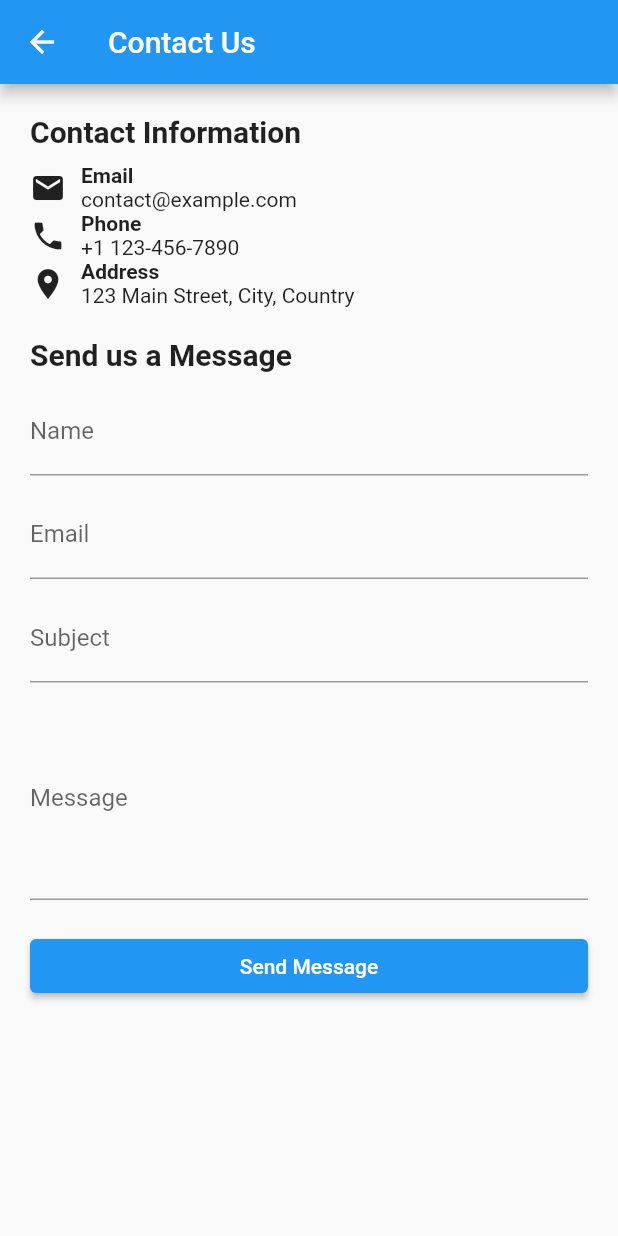
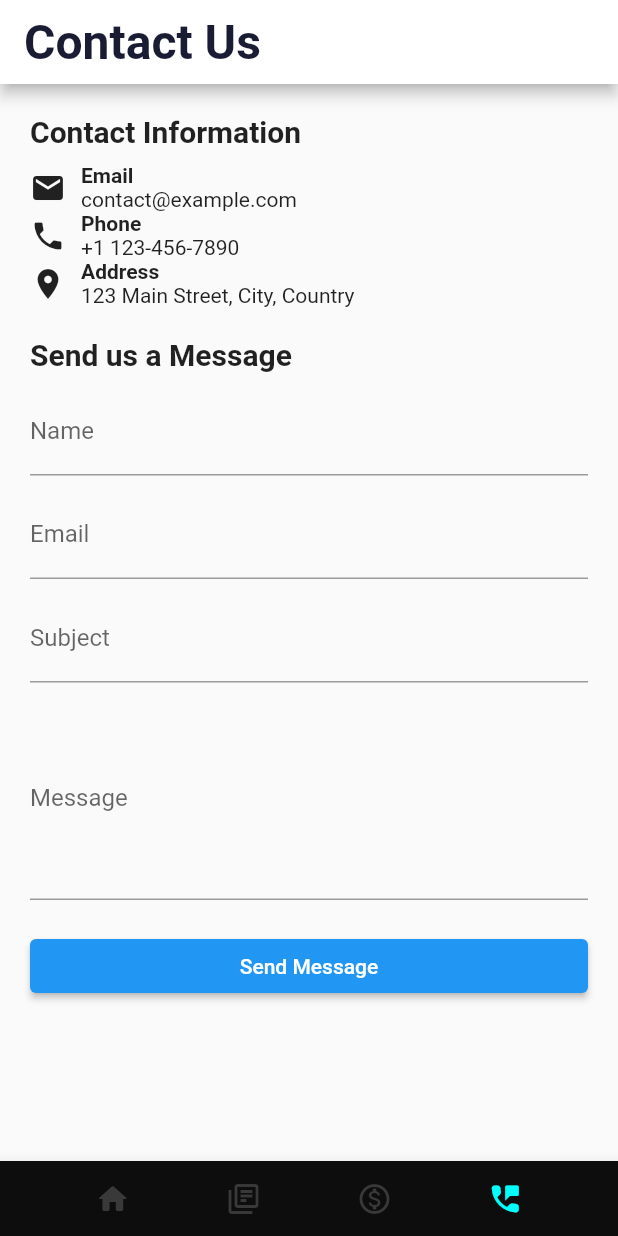
Before and after one commit to sultan5599/Purecode, a Flutter app: the ContactUsPage screen opened directly, on a phone screen of 412 x 824 dp. Run offline on Flutter 3.47's test engine with Material 2 defaults, Android fonts, the light colour scheme and no system bars; our stand-ins replace device_preview; network calls fail; Roboto replaces fonts that are missing (Poppins).

Commit message:
Update ContactPage.dart

```diff
--- a/lib/ContactPage.dart
+++ b/lib/ContactPage.dart
@@ -1,36 +1,53 @@
 import 'package:flutter/material.dart';
+import 'PricingPage.dart';
+import 'homePage.dart';
+import 'our_service_app.dart';
 
 class ContactUsPage extends StatelessWidget {
+  const ContactUsPage({super.key});
+
   @override
   Widget build(BuildContext context) {
     return Scaffold(
       appBar: AppBar(
-        title: Text('Contact Us'),
+        backgroundColor: Colors.white,
+        title: const Text(
+          'Contact Us',
+          style: TextStyle(
+            color: Color(0xFF191C32),
+            fontFamily: 'Poppins',
+            fontWeight: FontWeight.w600,
+            fontSize: 32,
+          ),
+        ),
+        centerTitle: false,
+        automaticallyImplyLeading: false,
       ),
       body: Padding(
         padding: const EdgeInsets.all(20.0),
         child: Column(
           crossAxisAlignment: CrossAxisAlignment.stretch,
           children: [
-            Text(
+            const Text(
               'Contact Information',
               style: TextStyle(fontSize: 20, fontWeight: FontWeight.bold),
             ),
-            SizedBox(height: 10),
+            const SizedBox(height: 10),
             _buildContactInfoItem(Icons.email, 'Email', 'contact@example.com'),
             _buildContactInfoItem(Icons.phone, 'Phone', '+1 123-456-7890'),
             _buildContactInfoItem(
                 Icons.location_on, 'Address', '123 Main Street, City, Country'),
-            SizedBox(height: 20),
-            Text(
+            const SizedBox(height: 20),
+            const Text(
               'Send us a Message',
               style: TextStyle(fontSize: 20, fontWeight: FontWeight.bold),
             ),
-            SizedBox(height: 10),
+            const SizedBox(height: 10),
             _buildMessageForm(),
           ],
         ),
       ),
+      bottomNavigationBar: _buildBottomNavigationBar(context),
     );
   }
 
@@ -38,11 +55,11 @@ class ContactUsPage extends StatelessWidget {
     return Row(
       children: [
         Icon(icon),
-        SizedBox(width: 10),
+        const SizedBox(width: 10),
         Column(
           crossAxisAlignment: CrossAxisAlignment.start,
           children: [
-            Text(title, style: TextStyle(fontWeight: FontWeight.bold)),
+            Text(title, style: const TextStyle(fontWeight: FontWeight.bold)),
             Text(info),
           ],
         ),
@@ -55,37 +72,89 @@ class ContactUsPage extends StatelessWidget {
       crossAxisAlignment: CrossAxisAlignment.stretch,
       children: [
         TextFormField(
-          decoration: InputDecoration(
+          decoration: const InputDecoration(
             labelText: 'Name',
           ),
         ),
-        SizedBox(height: 10),
+        const SizedBox(height: 10),
         TextFormField(
-          decoration: InputDecoration(
+          decoration: const InputDecoration(
             labelText: 'Email',
           ),
         ),
-        SizedBox(height: 10),
+        const SizedBox(height: 10),
         TextFormField(
-          decoration: InputDecoration(
+          decoration: const InputDecoration(
             labelText: 'Subject',
           ),
         ),
-        SizedBox(height: 10),
+        const SizedBox(height: 10),
         TextFormField(
           maxLines: 5,
-          decoration: InputDecoration(
+          decoration: const InputDecoration(
             labelText: 'Message',
           ),
         ),
-        SizedBox(height: 20),
+        const SizedBox(height: 20),
         ElevatedButton(
-          onPressed: () {
-            // Implement the logic to send the message here
-          },
-          child: Text('Send Message'),
+          onPressed: () {},
+          child: const Text('Send Message'),
         ),
       ],
     );
   }
+
+  Widget _buildBottomNavigationBar(BuildContext context) {
+    return BottomAppBar(
+      child: Container(
+        height: 50,
+        color: const Color(0xff0D0D0D),
+        child: Row(
+          mainAxisAlignment: MainAxisAlignment.spaceEvenly,
+          children: [
+            GestureDetector(
+              onTap: () {
+                Navigator.push(
+                  context,
+                  MaterialPageRoute(builder: (context) => HomePage()),
+                );
+              },
+              child: const Icon(Icons.home_rounded, color: Color(0xff393939)),
+            ),
+            GestureDetector(
+              onTap: () {
+                Navigator.push(
+                  context,
+                  MaterialPageRoute(
+                      builder: (context) => const OurServiceApp()),
+                );
+              },
+              child: const Icon(Icons.my_library_books_outlined,
+                  color: Color(0xff393939)),
+            ),
+            GestureDetector(
+              onTap: () {
+                Navigator.push(
+                  context,
+                  MaterialPageRoute(builder: (context) => const PricingPage()),
+                );
+              },
+              child: const Icon(Icons.monetization_on_outlined,
+                  color: Color(0xff393939)),
+            ),
+            GestureDetector(
+              onTap: () {
+                Navigator.push(
+                  context,
+                  MaterialPageRoute(builder: (context) => const PricingPage()),
+                );
+              },
+              child: const Icon(Icons.perm_phone_msg_rounded,
+                  color: Color(0xff00FFFF)),
+            ),
+          ],
+        ),
+      ),
+    );
+  }
 }
```
